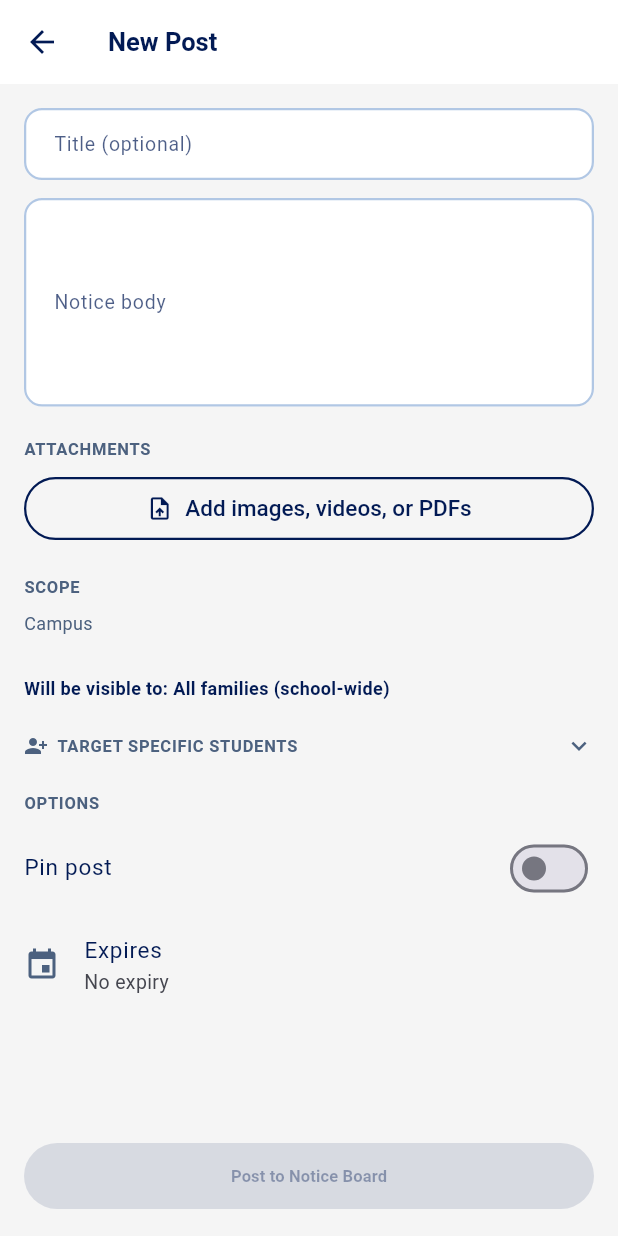
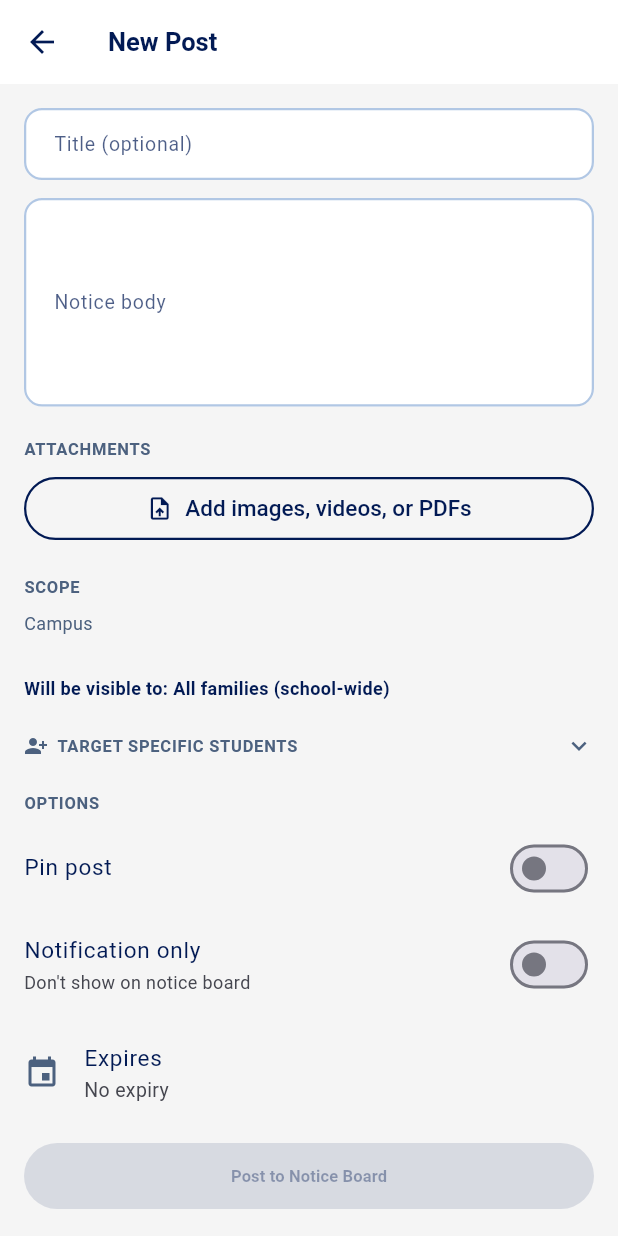
Before and after one commit to TAFCS/tafs-flutter, a Flutter app: the StaffNoticeBoardComposePage screen opened directly, on a phone screen of 412 x 824 dp. Run offline on Flutter 3.47's test engine with Material 3 defaults, Android fonts, the phone set to English and light mode, and no system bars; our stand-ins replace audioplayers, dartz, dio, equatable, file_picker, firebase_core and 15 more; missing offline and left inert: flutter_app_badger, flutter_file_dialog, record; accounts and stored records are empty; network calls fail.

Commit message:
feat: add notificationOnly option to staff notice creation flow

```diff
--- a/tafs_flutter/lib/features/notice_board/staff/data/repositories/staff_notice_board_repository_impl.dart
+++ b/tafs_flutter/lib/features/notice_board/staff/data/repositories/staff_notice_board_repository_impl.dart
@@ -29,6 +29,7 @@ class StaffNoticeBoardRepositoryImpl implements StaffNoticeBoardRepository {
     required List<String> mediaUrls,
     required List<String> mediaTypes,
     required bool isPinned,
+    bool notificationOnly = false,
     DateTime? expiresAt,
   }) {
     return remoteDataSource.createPost({
@@ -41,6 +42,7 @@ class StaffNoticeBoardRepositoryImpl implements StaffNoticeBoardRepository {
       'media_urls': mediaUrls,
       'media_types': mediaTypes,
       'is_pinned': isPinned,
+      if (notificationOnly) 'notification_only': true,
       if (expiresAt != null) 'expires_at': expiresAt.toUtc().toIso8601String(),
     });
   }
--- a/tafs_flutter/lib/features/notice_board/staff/domain/repositories/staff_notice_board_repository.dart
+++ b/tafs_flutter/lib/features/notice_board/staff/domain/repositories/staff_notice_board_repository.dart
@@ -14,6 +14,7 @@ abstract class StaffNoticeBoardRepository {
     required List<String> mediaUrls,
     required List<String> mediaTypes,
     required bool isPinned,
+    bool notificationOnly = false,
     DateTime? expiresAt,
   });
   Future<List<Map<String, dynamic>>> searchStudents(String query);
--- a/tafs_flutter/lib/features/notice_board/staff/presentation/bloc/staff_notice_board_cubit.dart
+++ b/tafs_flutter/lib/features/notice_board/staff/presentation/bloc/staff_notice_board_cubit.dart
@@ -131,6 +131,7 @@ class StaffNoticeBoardCubit extends Cubit<StaffNoticeBoardState> {
     required List<String> mediaUrls,
     required List<String> mediaTypes,
     required bool isPinned,
+    bool notificationOnly = false,
     DateTime? expiresAt,
   }) async {
     emit(state.copyWith(actionLoading: true, clearActionError: true));
@@ -145,6 +146,7 @@ class StaffNoticeBoardCubit extends Cubit<StaffNoticeBoardState> {
         mediaUrls: mediaUrls,
         mediaTypes: mediaTypes,
         isPinned: isPinned,
+        notificationOnly: notificationOnly,
         expiresAt: expiresAt,
       );
       emit(state.copyWith(
--- a/tafs_flutter/lib/features/notice_board/staff/presentation/pages/staff_notice_board_compose_page.dart
+++ b/tafs_flutter/lib/features/notice_board/staff/presentation/pages/staff_notice_board_compose_page.dart
@@ -26,6 +26,7 @@ class _StaffNoticeBoardComposePageState
   final List<int> _sectionIds = [];
   final List<UploadedNoticeMedia> _uploadedMedia = [];
   bool _isPinned = false;
+  bool _notificationOnly = false;
   DateTime? _expiresAt;
 
   bool _bodyEmpty = true;
@@ -273,6 +274,7 @@ class _StaffNoticeBoardComposePageState
       mediaUrls: _uploadedMedia.map((m) => m.url).toList(),
       mediaTypes: _uploadedMedia.map((m) => m.type).toList(),
       isPinned: _isPinned,
+      notificationOnly: _notificationOnly,
       expiresAt: _expiresAt,
     );
     if (post != null && mounted) {
@@ -559,6 +561,14 @@ class _StaffNoticeBoardComposePageState
                       value: _isPinned,
                       onChanged: (v) => setState(() => _isPinned = v),
                     ),
+                    SwitchListTile(
+                      contentPadding: EdgeInsets.zero,
+                      title: const Text('Notification only'),
+                      subtitle: const Text('Don\'t show on notice board',
+                          style: TextStyle(fontSize: 12)),
+                      value: _notificationOnly,
+                      onChanged: (v) => setState(() => _notificationOnly = v),
+                    ),
                     ListTile(
                       contentPadding: EdgeInsets.zero,
                       leading: const Icon(Icons.event, color: AppTheme.blue300),
```
